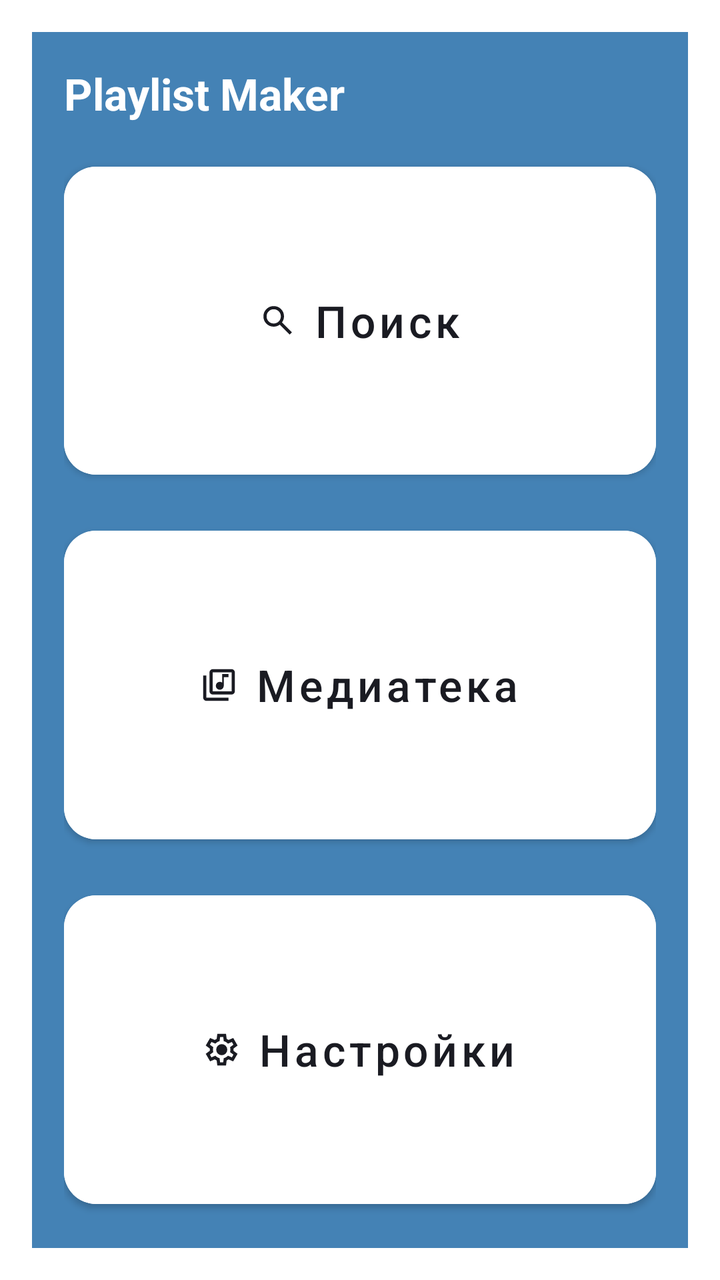
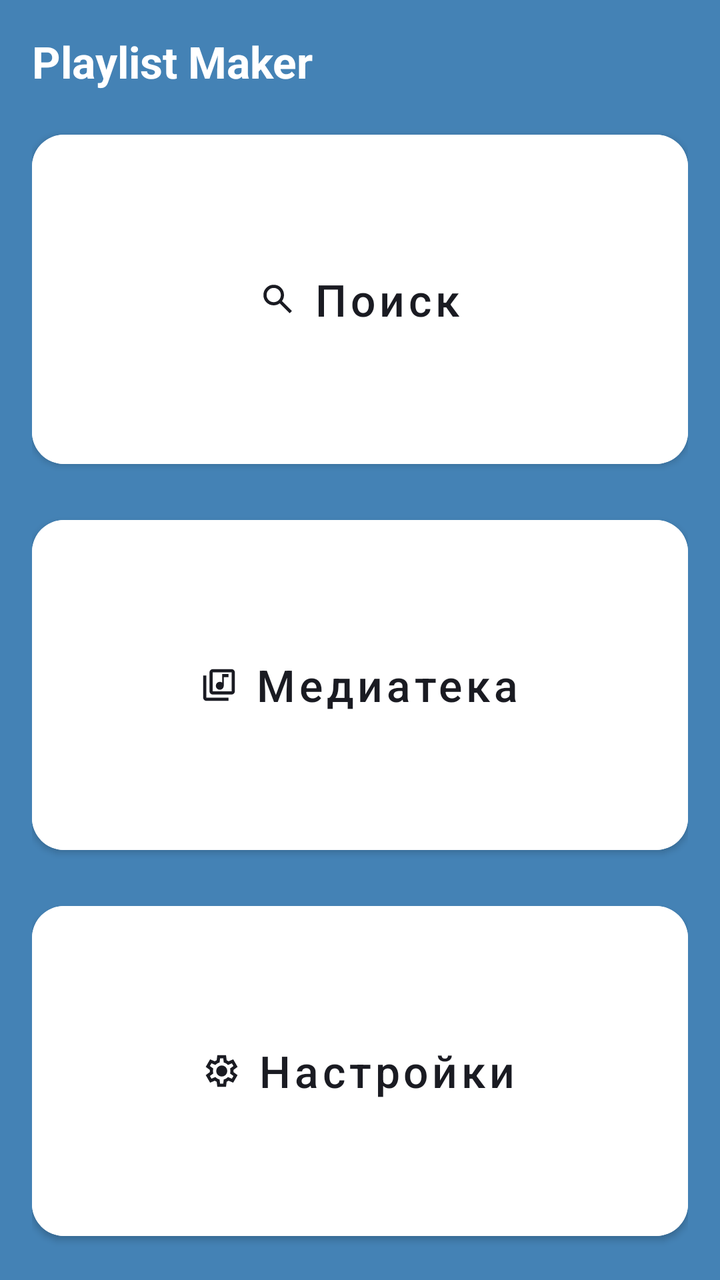

The first picture is an Android layout as it rendered before a commit; the second is the same layout after the commit. The layout source and the unified diff follow.
<!-- AndroidManifest.xml: application theme Theme.MaterialComponents.DayNight.NoActionBar -->
<!-- res/layout/activity_main.xml -->
<?xml version="1.0" encoding="utf-8"?>
<LinearLayout xmlns:android="http://schemas.android.com/apk/res/android"
    xmlns:app="http://schemas.android.com/apk/res-auto"
    android:layout_width="match_parent"
    android:layout_height="match_parent"
    android:background="@color/light_background"
    android:orientation="vertical"
    android:padding="16dp">

    <LinearLayout
        android:layout_width="match_parent"
        android:layout_height="match_parent"
        android:background="@color/dark_background"
        android:orientation="vertical"
        android:padding="16dp">

        <TextView
            android:layout_width="wrap_content"
            android:layout_height="wrap_content"
            android:layout_marginBottom="16dp"
            android:text="@string/app_name"
            android:textColor="@color/white"
            android:textSize="22sp"
            android:textStyle="bold" />

        <Button
            android:id="@+id/btn_search"
            android:layout_width="match_parent"
            android:layout_height="0dp"
            android:layout_marginBottom="16dp"
            android:layout_weight="1"
            android:backgroundTint="@color/white"
            android:text="@string/search"
            android:textAllCaps="false"
            android:textColor="@color/button_text"
            android:textSize="22sp"
            app:cornerRadius="16dp"
            app:icon="@drawable/search"
            app:iconGravity="textStart"
            app:iconPadding="8dp"
            app:iconTint="@color/button_text" />

        <Button
            android:id="@+id/btn_media"
            android:layout_width="match_parent"
            android:layout_height="0dp"
            android:layout_marginBottom="16dp"
            android:layout_weight="1"
            android:backgroundTint="@color/white"
            android:text="@string/media"
            android:textAllCaps="false"
            android:textColor="@color/button_text"
            android:textSize="22sp"
            app:cornerRadius="16dp"
            app:icon="@drawable/library"
            app:iconGravity="textStart"
            app:iconPadding="8dp"
            app:iconTint="@color/button_text" />

        <Button
            android:id="@+id/btn_settings"
            android:layout_width="match_parent"
            android:layout_height="0dp"
            android:layout_weight="1"
            android:backgroundTint="@color/white"
            android:text="@string/settings"
            android:textAllCaps="false"
            android:textColor="@color/button_text"
            android:textSize="22sp"
            app:cornerRadius="16dp"
            app:icon="@drawable/settings"
            app:iconGravity="textStart"
            app:iconPadding="8dp"
            app:iconTint="@color/button_text" />

    </LinearLayout>

    <LinearLayout
        android:layout_width="match_parent"
        android:layout_height="match_parent"
        android:background="@color/dark_background"
        android:orientation="vertical"
        android:padding="16dp">

        <TextView
            android:layout_width="wrap_content"
            android:layout_height="wrap_content"
            android:layout_marginBottom="16dp"
            android:text="@string/app_name"
            android:textColor="@color/white"
            android:textSize="22sp"
            android:textStyle="bold" />

        <Button
            android:id="@+id/btn_search"
            android:layout_width="match_parent"
            android:layout_height="0dp"
            android:layout_marginBottom="16dp"
            android:layout_weight="1"
            android:backgroundTint="@color/white"
            android:text="@string/search"
            android:textAllCaps="false"
            android:textColor="@color/button_text"
            android:textSize="22sp"
            app:cornerRadius="16dp"
            app:icon="@drawable/search"
            app:iconGravity="textStart"
            app:iconPadding="8dp"
            app:iconTint="@color/button_text" />

        <Button
            android:id="@+id/btn_media"
            android:layout_width="match_parent"
            android:layout_height="0dp"
            android:layout_marginBottom="16dp"
            android:layout_weight="1"
            android:backgroundTint="@color/white"
            android:text="@string/media"
            android:textAllCaps="false"
            android:textColor="@color/button_text"
            android:textSize="22sp"
            app:cornerRadius="16dp"
            app:icon="@drawable/library"
            app:iconGravity="textStart"
            app:iconPadding="8dp"
            app:iconTint="@color/button_text" />

        <Button
            android:id="@+id/btn_settings"
            android:layout_width="match_parent"
            android:layout_height="0dp"
            android:layout_weight="1"
            android:backgroundTint="@color/white"
            android:text="@string/settings"
            android:textAllCaps="false"
            android:textColor="@color/button_text"
            android:textSize="22sp"
            app:cornerRadius="16dp"
            app:icon="@drawable/settings"
            app:iconGravity="textStart"
            app:iconPadding="8dp"
            app:iconTint="@color/button_text" />

    </LinearLayout>

    <LinearLayout
        android:layout_width="match_parent"
        android:layout_height="match_parent"
        android:background="@color/dark_background"
        android:orientation="vertical"
        android:padding="16dp">

        <TextView
            android:layout_width="wrap_content"
            android:layout_height="wrap_content"
            android:layout_marginBottom="16dp"
            android:text="@string/app_name"
            android:textColor="@color/white"
            android:textSize="22sp"
            android:textStyle="bold" />

        <Button
            android:id="@+id/btn_search"
            android:layout_width="match_parent"
            android:layout_height="0dp"
            android:layout_marginBottom="16dp"
            android:layout_weight="1"
            android:backgroundTint="@color/white"
            android:text="@string/search"
            android:textAllCaps="false"
            android:textColor="@color/button_text"
            android:textSize="22sp"
            app:cornerRadius="16dp"
            app:icon="@drawable/search"
            app:iconGravity="textStart"
            app:iconPadding="8dp"
            app:iconTint="@color/button_text" />

        <Button
            android:id="@+id/btn_media"
            android:layout_width="match_parent"
            android:layout_height="0dp"
            android:layout_marginBottom="16dp"
            android:layout_weight="1"
            android:backgroundTint="@color/white"
            android:text="@string/media"
            android:textAllCaps="false"
            android:textColor="@color/button_text"
            android:textSize="22sp"
            app:cornerRadius="16dp"
            app:icon="@drawable/library"
            app:iconGravity="textStart"
            app:iconPadding="8dp"
            app:iconTint="@color/button_text" />

        <Button
            android:id="@+id/btn_settings"
            android:layout_width="match_parent"
            android:layout_height="0dp"
            android:layout_weight="1"
            android:backgroundTint="@color/white"
            android:text="@string/settings"
            android:textAllCaps="false"
            android:textColor="@color/button_text"
            android:textSize="22sp"
            app:cornerRadius="16dp"
            app:icon="@drawable/settings"
            app:iconGravity="textStart"
            app:iconPadding="8dp"
            app:iconTint="@color/button_text" />

    </LinearLayout>

    <LinearLayout
        android:layout_width="match_parent"
        android:layout_height="match_parent"
        android:background="@color/light_background"
        android:orientation="vertical"
        android:padding="16dp">

        <TextView
            android:layout_width="wrap_content"
            android:layout_height="wrap_content"
            android:layout_marginBottom="16dp"
            android:text="@string/app_name"
            android:textColor="@color/text_primary_dark"
            android:textSize="22sp"
            android:textStyle="bold" />

        <Button
            android:id="@+id/btn_search"
            android:layout_width="match_parent"
            android:layout_height="0dp"
            android:layout_marginBottom="16dp"
            android:layout_weight="1"
            android:backgroundTint="@color/white"
            android:text="@string/search"
            android:textAllCaps="false"
            android:textColor="@color/button_text"
            android:textSize="22sp"
            app:cornerRadius="16dp"
            app:icon="@drawable/search"
            app:iconGravity="textStart"
            app:iconPadding="8dp"
            app:iconTint="@color/button_text" />

        <Button
            android:id="@+id/btn_media"
            android:layout_width="match_parent"
            android:layout_height="0dp"
            android:layout_marginBottom="16dp"
            android:layout_weight="1"
            android:backgroundTint="@color/white"
            android:text="@string/media"
            android:textAllCaps="false"
            android:textColor="@color/button_text"
            android:textSize="22sp"
            app:cornerRadius="16dp"
            app:icon="@drawable/library"
            app:iconGravity="textStart"
            app:iconPadding="8dp"
            app:iconTint="@color/button_text" />

        <Button
            android:id="@+id/btn_settings"
            android:layout_width="match_parent"
            android:layout_height="0dp"
            android:layout_weight="1"
            android:backgroundTint="@color/white"
            android:text="@string/settings"
            android:textAllCaps="false"
            android:textColor="@color/button_text"
            android:textSize="22sp"
            app:cornerRadius="16dp"
            app:icon="@drawable/settings"
            app:iconGravity="textStart"
            app:iconPadding="8dp"
            app:iconTint="@color/button_text" />

    </LinearLayout>

    <TextView
        android:layout_width="wrap_content"
        android:layout_height="wrap_content"
        android:layout_marginBottom="16dp"
        android:text="@string/app_name"
        android:textColor="@color/text_primary_dark"
        android:textSize="22sp"
        android:textStyle="bold" />

    <Button
        android:id="@+id/btn_search"
        android:layout_width="match_parent"
        android:layout_height="0dp"
        android:layout_weight="1"
        android:layout_marginBottom="16dp"
        android:backgroundTint="@color/white"
        android:text="@string/search"
        android:textAllCaps="false"
        android:textColor="@color/button_text"
        android:textSize="22sp"
        app:icon="@drawable/search"
        app:iconGravity="textStart"
        app:iconPadding="8dp"
        app:iconTint="@color/button_text"
        app:cornerRadius="16dp" />

    <Button
        android:id="@+id/btn_media"
        android:layout_width="match_parent"
        android:layout_height="0dp"
        android:layout_weight="1"
        android:layout_marginBottom="16dp"
        android:backgroundTint="@color/white"
        android:text="@string/media"
        android:textAllCaps="false"
        android:textColor="@color/button_text"
        android:textSize="22sp"
        app:icon="@drawable/library"
        app:iconGravity="textStart"
        app:iconPadding="8dp"
        app:iconTint="@color/button_text"
        app:cornerRadius="16dp" />

    <Button
        android:id="@+id/btn_settings"
        android:layout_width="match_parent"
        android:layout_height="0dp"
        android:layout_weight="1"
        android:backgroundTint="@color/white"
        android:text="@string/settings"
        android:textAllCaps="false"
        android:textColor="@color/button_text"
        android:textSize="22sp"
        app:icon="@drawable/settings"
        app:iconGravity="textStart"
        app:iconPadding="8dp"
        app:iconTint="@color/button_text"
        app:cornerRadius="16dp" />

</LinearLayout>
<!-- resources referenced by this layout -->
<resources>
  <color name="button_text">#1A1B22</color>
  <color name="dark_background">#4482B5</color>
  <color name="white">#FFFFFF</color>
  <!-- drawable library (drawable) -->
  <vector xmlns:android="http://schemas.android.com/apk/res/android"
      android:width="19dp"
      android:height="19dp"
      android:viewportWidth="960"
      android:viewportHeight="960">
      <path
          android:fillColor="#1f1f1f"
          android:pathData="M500,600q42,0 71,-29t29,-71v-220h120v-80L560,200v220q-13,-10 -28,-15t-32,-5q-42,0 -71,29t-29,71q0,42 29,71t71,29ZM320,720q-33,0 -56.5,-23.5T240,640v-480q0,-33 23.5,-56.5T320,80h480q33,0 56.5,23.5T880,160v480q0,33 -23.5,56.5T800,720L320,720ZM320,640h480v-480L320,160v480ZM160,880q-33,0 -56.5,-23.5T80,800v-560h80v560h560v80L160,880ZM320,160v480,-480Z"/>
  </vector>
  <!-- drawable search (drawable) -->
  <vector xmlns:android="http://schemas.android.com/apk/res/android"
      android:width="19dp"
      android:height="19dp"
      android:viewportWidth="960"
      android:viewportHeight="960">
      <path
          android:fillColor="#1f1f1f"
          android:pathData="M784,840 L532,588q-30,24 -69,38t-83,14q-109,0 -184.5,-75.5T120,380q0,-109 75.5,-184.5T380,120q109,0 184.5,75.5T640,380q0,44 -14,83t-38,69l252,252 -56,56ZM380,560q75,0 127.5,-52.5T560,380q0,-75 -52.5,-127.5T380,200q-75,0 -127.5,52.5T200,380q0,75 52.5,127.5T380,560Z"/>
  </vector>
  <!-- drawable settings (drawable) -->
  <vector xmlns:android="http://schemas.android.com/apk/res/android"
      android:width="19dp"
      android:height="19dp"
      android:viewportWidth="960"
      android:viewportHeight="960">
      <path
          android:fillColor="#1f1f1f"
          android:pathData="m370,880 l-16,-128q-13,-5 -24.5,-12T307,725l-119,50L78,585l103,-78q-1,-7 -1,-13.5v-27q0,-6.5 1,-13.5L78,375l110,-190 119,50q11,-8 23,-15t24,-12l16,-128h220l16,128q13,5 24.5,12t22.5,15l119,-50 110,190 -103,78q1,7 1,13.5v27q0,6.5 -2,13.5l103,78 -110,190 -118,-50q-11,8 -23,15t-24,12L590,880L370,880ZM440,800h79l14,-106q31,-8 57.5,-23.5T639,633l99,41 39,-68 -86,-65q5,-14 7,-29.5t2,-31.5q0,-16 -2,-31.5t-7,-29.5l86,-65 -39,-68 -99,42q-22,-23 -48.5,-38.5T533,266l-13,-106h-79l-14,106q-31,8 -57.5,23.5T321,327l-99,-41 -39,68 86,64q-5,15 -7,30t-2,32q0,16 2,31t7,30l-86,65 39,68 99,-42q22,23 48.5,38.5T427,694l13,106ZM482,620q58,0 99,-41t41,-99q0,-58 -41,-99t-99,-41q-59,0 -99.5,41T342,480q0,58 40.5,99t99.5,41ZM480,480Z"/>
  </vector>
  <string name="app_name">Playlist Maker</string>
  <string name="media">Медиатека</string>
  <string name="search">Поиск</string>
  <string name="settings">Настройки</string>
</resources>

<!-- the commit's change to res/layout/activity_main.xml (unified diff, before → after) -->
@@ -3,288 +3,16 @@
     xmlns:app="http://schemas.android.com/apk/res-auto"
     android:layout_width="match_parent"
     android:layout_height="match_parent"
-    android:background="@color/light_background"
+    android:background="@color/dark_background"
     android:orientation="vertical"
     android:padding="16dp">
-
-    <LinearLayout
-        android:layout_width="match_parent"
-        android:layout_height="match_parent"
-        android:background="@color/dark_background"
-        android:orientation="vertical"
-        android:padding="16dp">
-
-        <TextView
-            android:layout_width="wrap_content"
-            android:layout_height="wrap_content"
-            android:layout_marginBottom="16dp"
-            android:text="@string/app_name"
-            android:textColor="@color/white"
-            android:textSize="22sp"
-            android:textStyle="bold" />
-
-        <Button
-            android:id="@+id/btn_search"
-            android:layout_width="match_parent"
-            android:layout_height="0dp"
-            android:layout_marginBottom="16dp"
-            android:layout_weight="1"
-            android:backgroundTint="@color/white"
-            android:text="@string/search"
-            android:textAllCaps="false"
-            android:textColor="@color/button_text"
-            android:textSize="22sp"
-            app:cornerRadius="16dp"
-            app:icon="@drawable/search"
-            app:iconGravity="textStart"
-            app:iconPadding="8dp"
-            app:iconTint="@color/button_text" />
-
-        <Button
-            android:id="@+id/btn_media"
-            android:layout_width="match_parent"
-            android:layout_height="0dp"
-            android:layout_marginBottom="16dp"
-            android:layout_weight="1"
-            android:backgroundTint="@color/white"
-            android:text="@string/media"
-            android:textAllCaps="false"
-            android:textColor="@color/button_text"
-            android:textSize="22sp"
-            app:cornerRadius="16dp"
-            app:icon="@drawable/library"
-            app:iconGravity="textStart"
-            app:iconPadding="8dp"
-            app:iconTint="@color/button_text" />
-
-        <Button
-            android:id="@+id/btn_settings"
-            android:layout_width="match_parent"
-            android:layout_height="0dp"
-            android:layout_weight="1"
-            android:backgroundTint="@color/white"
-            android:text="@string/settings"
-            android:textAllCaps="false"
-            android:textColor="@color/button_text"
-            android:textSize="22sp"
-            app:cornerRadius="16dp"
-            app:icon="@drawable/settings"
-            app:iconGravity="textStart"
-            app:iconPadding="8dp"
-            app:iconTint="@color/button_text" />
-
-    </LinearLayout>
-
-    <LinearLayout
-        android:layout_width="match_parent"
-        android:layout_height="match_parent"
-        android:background="@color/dark_background"
-        android:orientation="vertical"
-        android:padding="16dp">
-
-        <TextView
-            android:layout_width="wrap_content"
-            android:layout_height="wrap_content"
-            android:layout_marginBottom="16dp"
-            android:text="@string/app_name"
-            android:textColor="@color/white"
-            android:textSize="22sp"
-            android:textStyle="bold" />
-
-        <Button
-            android:id="@+id/btn_search"
-            android:layout_width="match_parent"
-            android:layout_height="0dp"
-            android:layout_marginBottom="16dp"
-            android:layout_weight="1"
-            android:backgroundTint="@color/white"
-            android:text="@string/search"
-            android:textAllCaps="false"
-            android:textColor="@color/button_text"
-            android:textSize="22sp"
-            app:cornerRadius="16dp"
-            app:icon="@drawable/search"
-            app:iconGravity="textStart"
-            app:iconPadding="8dp"
-            app:iconTint="@color/button_text" />
-
-        <Button
-            android:id="@+id/btn_media"
-            android:layout_width="match_parent"
-            android:layout_height="0dp"
-            android:layout_marginBottom="16dp"
-            android:layout_weight="1"
-            android:backgroundTint="@color/white"
-            android:text="@string/media"
-            android:textAllCaps="false"
-            android:textColor="@color/button_text"
-            android:textSize="22sp"
-            app:cornerRadius="16dp"
-            app:icon="@drawable/library"
-            app:iconGravity="textStart"
-            app:iconPadding="8dp"
-            app:iconTint="@color/button_text" />
-
-        <Button
-            android:id="@+id/btn_settings"
-            android:layout_width="match_parent"
-            android:layout_height="0dp"
-            android:layout_weight="1"
-            android:backgroundTint="@color/white"
-            android:text="@string/settings"
-            android:textAllCaps="false"
-            android:textColor="@color/button_text"
-            android:textSize="22sp"
-            app:cornerRadius="16dp"
-            app:icon="@drawable/settings"
-            app:iconGravity="textStart"
-            app:iconPadding="8dp"
-            app:iconTint="@color/button_text" />
-
-    </LinearLayout>
-
-    <LinearLayout
-        android:layout_width="match_parent"
-        android:layout_height="match_parent"
-        android:background="@color/dark_background"
-        android:orientation="vertical"
-        android:padding="16dp">
-
-        <TextView
-            android:layout_width="wrap_content"
-            android:layout_height="wrap_content"
-            android:layout_marginBottom="16dp"
-            android:text="@string/app_name"
-            android:textColor="@color/white"
-            android:textSize="22sp"
-            android:textStyle="bold" />
-
-        <Button
-            android:id="@+id/btn_search"
-            android:layout_width="match_parent"
-            android:layout_height="0dp"
-            android:layout_marginBottom="16dp"
-            android:layout_weight="1"
-            android:backgroundTint="@color/white"
-            android:text="@string/search"
-            android:textAllCaps="false"
-            android:textColor="@color/button_text"
-            android:textSize="22sp"
-            app:cornerRadius="16dp"
-            app:icon="@drawable/search"
-            app:iconGravity="textStart"
-            app:iconPadding="8dp"
-            app:iconTint="@color/button_text" />
-
-        <Button
-            android:id="@+id/btn_media"
-            android:layout_width="match_parent"
-            android:layout_height="0dp"
-            android:layout_marginBottom="16dp"
-            android:layout_weight="1"
-            android:backgroundTint="@color/white"
-            android:text="@string/media"
-            android:textAllCaps="false"
-            android:textColor="@color/button_text"
-            android:textSize="22sp"
-            app:cornerRadius="16dp"
-            app:icon="@drawable/library"
-            app:iconGravity="textStart"
-            app:iconPadding="8dp"
-            app:iconTint="@color/button_text" />
-
-        <Button
-            android:id="@+id/btn_settings"
-            android:layout_width="match_parent"
-            android:layout_height="0dp"
-            android:layout_weight="1"
-            android:backgroundTint="@color/white"
-            android:text="@string/settings"
-            android:textAllCaps="false"
-            android:textColor="@color/button_text"
-            android:textSize="22sp"
-            app:cornerRadius="16dp"
-            app:icon="@drawable/settings"
-            app:iconGravity="textStart"
-            app:iconPadding="8dp"
-            app:iconTint="@color/button_text" />
-
-    </LinearLayout>
-
-    <LinearLayout
-        android:layout_width="match_parent"
-        android:layout_height="match_parent"
-        android:background="@color/light_background"
-        android:orientation="vertical"
-        android:padding="16dp">
-
-        <TextView
-            android:layout_width="wrap_content"
-            android:layout_height="wrap_content"
-            android:layout_marginBottom="16dp"
-            android:text="@string/app_name"
-            android:textColor="@color/text_primary_dark"
-            android:textSize="22sp"
-            android:textStyle="bold" />
-
-        <Button
-            android:id="@+id/btn_search"
-            android:layout_width="match_parent"
-            android:layout_height="0dp"
-            android:layout_marginBottom="16dp"
-            android:layout_weight="1"
-            android:backgroundTint="@color/white"
-            android:text="@string/search"
-            android:textAllCaps="false"
-            android:textColor="@color/button_text"
-            android:textSize="22sp"
-            app:cornerRadius="16dp"
-            app:icon="@drawable/search"
-            app:iconGravity="textStart"
-            app:iconPadding="8dp"
-            app:iconTint="@color/button_text" />
-
-        <Button
-            android:id="@+id/btn_media"
-            android:layout_width="match_parent"
-            android:layout_height="0dp"
-            android:layout_marginBottom="16dp"
-            android:layout_weight="1"
-            android:backgroundTint="@color/white"
-            android:text="@string/media"
-            android:textAllCaps="false"
-            android:textColor="@color/button_text"
-            android:textSize="22sp"
-            app:cornerRadius="16dp"
-            app:icon="@drawable/library"
-            app:iconGravity="textStart"
-            app:iconPadding="8dp"
-            app:iconTint="@color/button_text" />
-
-        <Button
-            android:id="@+id/btn_settings"
-            android:layout_width="match_parent"
-            android:layout_height="0dp"
-            android:layout_weight="1"
-            android:backgroundTint="@color/white"
-            android:text="@string/settings"
-            android:textAllCaps="false"
-            android:textColor="@color/button_text"
-            android:textSize="22sp"
-            app:cornerRadius="16dp"
-            app:icon="@drawable/settings"
-            app:iconGravity="textStart"
-            app:iconPadding="8dp"
-            app:iconTint="@color/button_text" />
-
-    </LinearLayout>
 
     <TextView
         android:layout_width="wrap_content"
         android:layout_height="wrap_content"
         android:layout_marginBottom="16dp"
         android:text="@string/app_name"
-        android:textColor="@color/text_primary_dark"
+        android:textColor="@color/white"
         android:textSize="22sp"
         android:textStyle="bold" />
 
